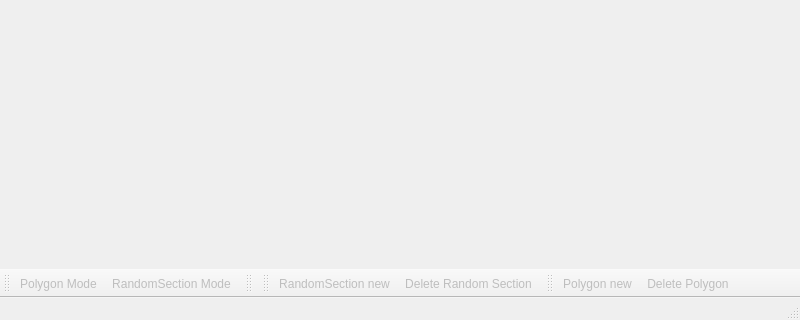
Old version of the form xbasemapwindow/xbasemapwindow.ui in the repository xiong2/WellStudio; both pictures show x 0 to 800 and y 280 to 600 of the 800 by 600 pixel window.
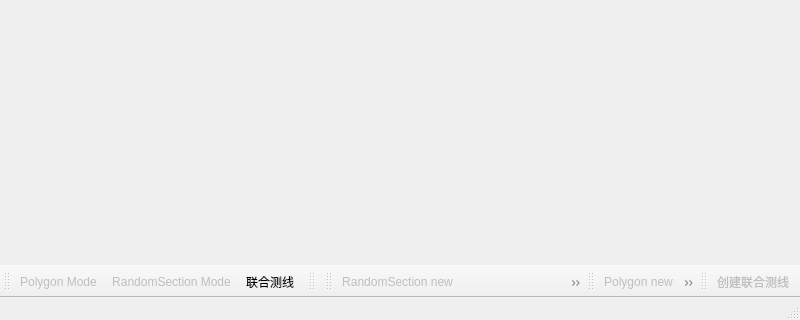
New version of the form. Icons and pictures are not drawn.

Commit message: Begin to work on combined line

```diff
--- a/xbasemapwindow/xbasemapwindow.ui
+++ b/xbasemapwindow/xbasemapwindow.ui
@@ -72,6 +72,7 @@
    </attribute>
    <addaction name="m_pActionPolygon_Mode"/>
    <addaction name="m_pActionRandomSection_Mode"/>
+   <addaction name="actionCombinedLine"/>
   </widget>
   <widget class="QToolBar" name="toolBarVolume">
    <property name="windowTitle">
@@ -134,6 +135,18 @@
    <addaction name="m_pActionPolygonNew"/>
    <addaction name="m_pActionPolygonDelete"/>
   </widget>
+  <widget class="QToolBar" name="m_pToolBarCombinedLine">
+   <property name="windowTitle">
+    <string>toolBar</string>
+   </property>
+   <attribute name="toolBarArea">
+    <enum>BottomToolBarArea</enum>
+   </attribute>
+   <attribute name="toolBarBreak">
+    <bool>false</bool>
+   </attribute>
+   <addaction name="actionCombinedLineNew"/>
+  </widget>
   <action name="m_actionViewAll">
    <property name="icon">
     <iconset resource="../xconsole/x.qrc">
@@ -374,6 +387,33 @@
     <string>Delete Polygon</string>
    </property>
   </action>
+  <action name="actionCombinedLine">
+   <property name="checkable">
+    <bool>true</bool>
+   </property>
+   <property name="icon">
+    <iconset resource="../xconsole/x.qrc">
+     <normaloff>:/Icon/CombinedLine.png</normaloff>:/Icon/CombinedLine.png</iconset>
+   </property>
+   <property name="text">
+    <string>联合测线</string>
+   </property>
+  </action>
+  <action name="actionCombinedLineNew">
+   <property name="checkable">
+    <bool>true</bool>
+   </property>
+   <property name="enabled">
+    <bool>false</bool>
+   </property>
+   <property name="icon">
+    <iconset resource="../xconsole/x.qrc">
+     <normaloff>:/Icon/CombinedLineNew.png</normaloff>:/Icon/CombinedLineNew.png</iconset>
+   </property>
+   <property name="text">
+    <string>创建联合测线</string>
+   </property>
+  </action>
  </widget>
  <resources>
   <include location="../xconsole/x.qrc"/>
```
Left out of the diff: 2 changed lines with no effect on the pictures. The commit also changes 19 other files.
